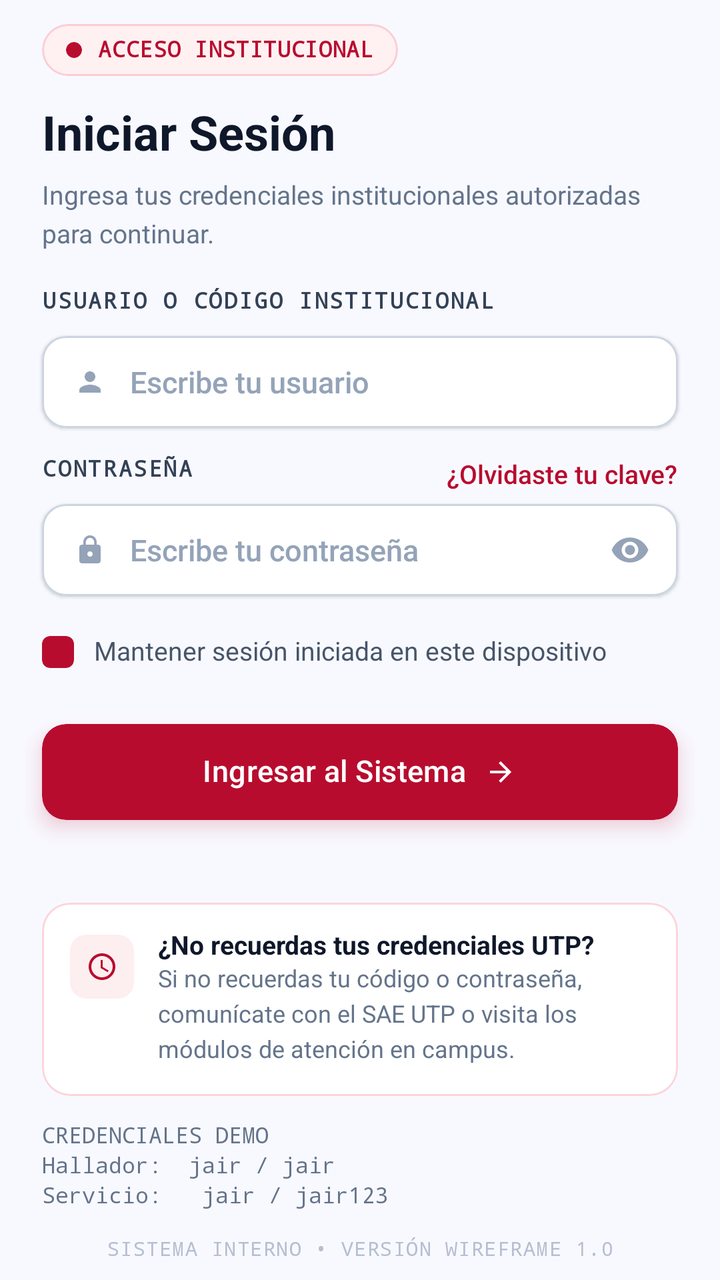
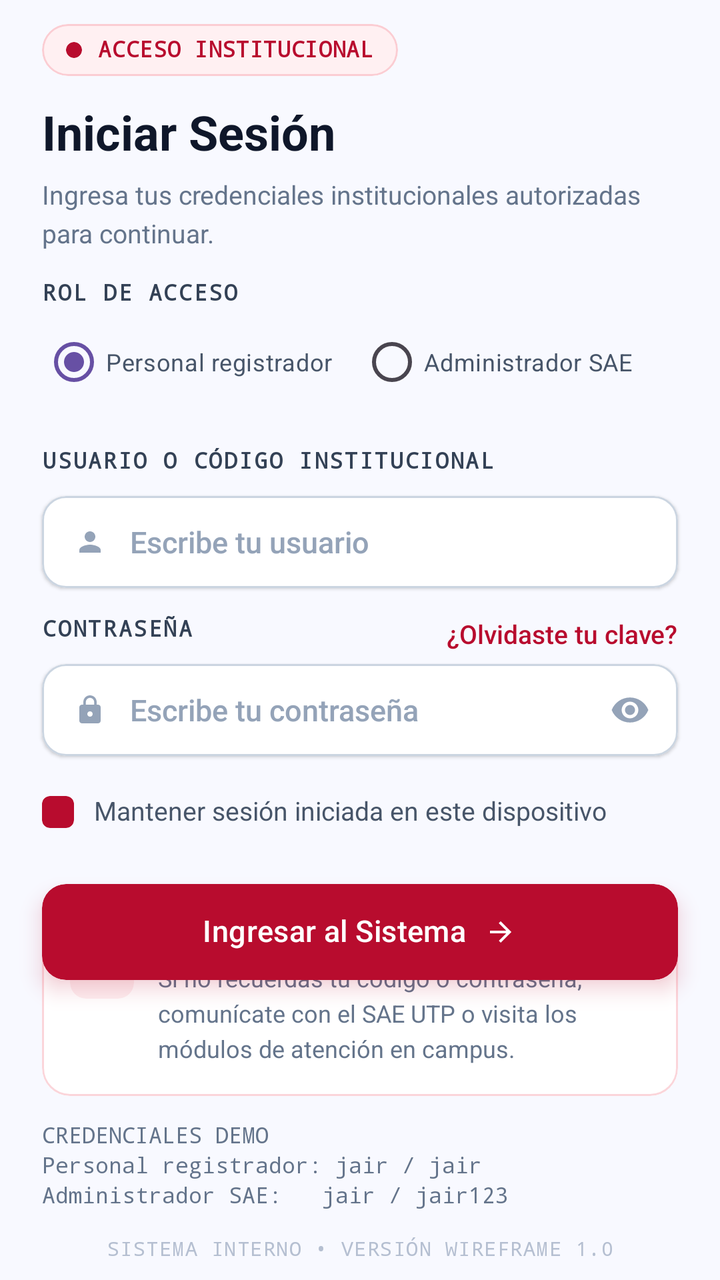

An Android layout rendered at two revisions. The XML below is the earlier revision; the diff shows what the commit changed to produce the second picture.
<!-- AndroidManifest.xml: application theme Theme.Practica -->
<!-- res/layout/activity_login.xml -->
<?xml version="1.0" encoding="utf-8"?>
<androidx.constraintlayout.widget.ConstraintLayout xmlns:android="http://schemas.android.com/apk/res/android"
    xmlns:app="http://schemas.android.com/apk/res-auto"
    xmlns:tools="http://schemas.android.com/tools"
    android:id="@+id/rootLogin"
    android:layout_width="match_parent"
    android:layout_height="match_parent"
    android:background="#F8F9FF">

    
    <androidx.constraintlayout.widget.Guideline
        android:id="@+id/guideStart"
        android:layout_width="wrap_content"
        android:layout_height="wrap_content"
        android:orientation="vertical"
        app:layout_constraintGuide_begin="21dp" />

    <androidx.constraintlayout.widget.Guideline
        android:id="@+id/guideEnd"
        android:layout_width="wrap_content"
        android:layout_height="wrap_content"
        android:orientation="vertical"
        app:layout_constraintGuide_end="21dp" />

    <androidx.constraintlayout.widget.Guideline
        android:id="@+id/guideInfoTop"
        android:layout_width="wrap_content"
        android:layout_height="wrap_content"
        android:orientation="horizontal"
        app:layout_constraintGuide_percent="0.705" />

    
    <com.google.android.material.card.MaterialCardView
        android:id="@+id/cardBadgeAcceso"
        android:layout_width="wrap_content"
        android:layout_height="26dp"
        android:layout_marginTop="12dp"
        app:cardBackgroundColor="#FFF0F2"
        app:cardCornerRadius="13dp"
        app:cardElevation="0dp"
        app:layout_constraintStart_toStartOf="@id/guideStart"
        app:layout_constraintTop_toTopOf="parent"
        app:strokeColor="#FBCDD3"
        app:strokeWidth="1dp">

        <LinearLayout
            android:layout_width="wrap_content"
            android:layout_height="match_parent"
            android:gravity="center_vertical"
            android:orientation="horizontal"
            android:paddingStart="12dp"
            android:paddingEnd="12dp">

            <com.google.android.material.card.MaterialCardView
                android:id="@+id/cardPuntoBadge"
                android:layout_width="8dp"
                android:layout_height="8dp"
                app:cardBackgroundColor="#B80C2E"
                app:cardCornerRadius="4dp"
                app:cardElevation="0dp"
                app:strokeWidth="0dp" />

            <TextView
                android:id="@+id/tvBadgeAcceso"
                android:layout_width="wrap_content"
                android:layout_height="wrap_content"
                android:layout_marginStart="8dp"
                android:fontFamily="monospace"
                android:includeFontPadding="false"
                android:letterSpacing="0.02"
                android:text="ACCESO INSTITUCIONAL"
                android:textColor="#B80C2E"
                android:textSize="11sp"
                android:textStyle="bold" />
        </LinearLayout>
    </com.google.android.material.card.MaterialCardView>

    
    <TextView
        android:id="@+id/tvTitulo"
        android:layout_width="wrap_content"
        android:layout_height="wrap_content"
        android:layout_marginTop="15dp"
        android:includeFontPadding="false"
        android:text="Iniciar Sesión"
        android:textColor="#0F172A"
        android:textSize="24sp"
        android:textStyle="bold"
        app:layout_constraintStart_toStartOf="@id/guideStart"
        app:layout_constraintTop_toBottomOf="@id/cardBadgeAcceso" />

    
    <TextView
        android:id="@+id/tvSubtitulo"
        android:layout_width="0dp"
        android:layout_height="wrap_content"
        android:layout_marginTop="9dp"
        android:includeFontPadding="false"
        android:lineSpacingExtra="4dp"
        android:text="Ingresa tus credenciales institucionales autorizadas para continuar."
        android:textColor="#64748B"
        android:textSize="13sp"
        app:layout_constraintEnd_toEndOf="@id/guideEnd"
        app:layout_constraintStart_toStartOf="@id/guideStart"
        app:layout_constraintTop_toBottomOf="@id/tvTitulo" />

    
    <TextView
        android:id="@+id/tvLabelUsuario"
        android:layout_width="wrap_content"
        android:layout_height="wrap_content"
        android:layout_marginTop="19dp"
        android:fontFamily="monospace"
        android:includeFontPadding="false"
        android:letterSpacing="0.08"
        android:text="USUARIO O CÓDIGO INSTITUCIONAL"
        android:textColor="#334155"
        android:textSize="11sp"
        android:textStyle="bold"
        app:layout_constraintStart_toStartOf="@id/guideStart"
        app:layout_constraintTop_toBottomOf="@id/tvSubtitulo" />

    
    <com.google.android.material.card.MaterialCardView
        android:id="@+id/cardUsuario"
        android:layout_width="0dp"
        android:layout_height="46dp"
        android:layout_marginTop="11dp"
        app:cardBackgroundColor="#FFFFFF"
        app:cardCornerRadius="12dp"
        app:cardElevation="1dp"
        app:layout_constraintEnd_toEndOf="@id/guideEnd"
        app:layout_constraintStart_toStartOf="@id/guideStart"
        app:layout_constraintTop_toBottomOf="@id/tvLabelUsuario"
        app:strokeColor="#CBD5E1"
        app:strokeWidth="1dp">

        <LinearLayout
            android:layout_width="match_parent"
            android:layout_height="match_parent"
            android:gravity="center_vertical"
            android:orientation="horizontal"
            android:paddingStart="16dp"
            android:paddingEnd="16dp">

            <ImageView
                android:id="@+id/imgIconoUsuario"
                android:layout_width="16dp"
                android:layout_height="16dp"
                android:importantForAccessibility="no"
                android:src="@drawable/ic_usuario"
                app:tint="#94A3B8" />

            <EditText
                android:id="@+id/etUsuario"
                android:layout_width="0dp"
                android:layout_height="match_parent"
                android:layout_marginStart="12dp"
                android:layout_weight="1"
                android:autofillHints="username"
                android:background="@null"
                android:fontFamily="sans-serif-medium"
                android:gravity="center_vertical"
                android:inputType="text"
                android:hint="Escribe tu usuario"
                android:minHeight="0dp"
                android:padding="0dp"
                android:textColor="#0F172A"
                android:textColorHint="#94A3B8"
                android:textSize="15sp" />
        </LinearLayout>
    </com.google.android.material.card.MaterialCardView>

    
    <TextView
        android:id="@+id/tvLabelContrasena"
        android:layout_width="wrap_content"
        android:layout_height="wrap_content"
        android:layout_marginTop="14dp"
        android:fontFamily="monospace"
        android:includeFontPadding="false"
        android:letterSpacing="0.08"
        android:text="CONTRASEÑA"
        android:textColor="#334155"
        android:textSize="11sp"
        android:textStyle="bold"
        app:layout_constraintStart_toStartOf="@id/guideStart"
        app:layout_constraintTop_toBottomOf="@id/cardUsuario" />

    
    <TextView
        android:id="@+id/tvOlvidasteClave"
        android:layout_width="wrap_content"
        android:layout_height="wrap_content"
        android:layout_marginTop="2dp"
        android:clickable="true"
        android:focusable="true"
        android:fontFamily="sans-serif-medium"
        android:includeFontPadding="false"
        android:text="¿Olvidaste tu clave?"
        android:textColor="#B80C2E"
        android:textSize="13sp"
        app:layout_constraintEnd_toEndOf="@id/guideEnd"
        app:layout_constraintTop_toTopOf="@id/tvLabelContrasena" />

    
    <com.google.android.material.card.MaterialCardView
        android:id="@+id/cardContrasena"
        android:layout_width="0dp"
        android:layout_height="46dp"
        android:layout_marginTop="11dp"
        app:cardBackgroundColor="#FFFFFF"
        app:cardCornerRadius="12dp"
        app:cardElevation="1dp"
        app:layout_constraintEnd_toEndOf="@id/guideEnd"
        app:layout_constraintStart_toStartOf="@id/guideStart"
        app:layout_constraintTop_toBottomOf="@id/tvLabelContrasena"
        app:strokeColor="#CBD5E1"
        app:strokeWidth="1dp">

        <LinearLayout
            android:layout_width="match_parent"
            android:layout_height="match_parent"
            android:gravity="center_vertical"
            android:orientation="horizontal"
            android:paddingStart="16dp"
            android:paddingEnd="14dp">

            <ImageView
                android:id="@+id/imgIconoCandado"
                android:layout_width="16dp"
                android:layout_height="16dp"
                android:importantForAccessibility="no"
                android:src="@drawable/ic_candado"
                app:tint="#94A3B8" />

            <EditText
                android:id="@+id/etContrasena"
                android:layout_width="0dp"
                android:layout_height="match_parent"
                android:layout_marginStart="12dp"
                android:layout_weight="1"
                android:autofillHints="password"
                android:background="@null"
                android:fontFamily="sans-serif-medium"
                android:gravity="center_vertical"
                android:hint="Escribe tu contraseña"
                android:inputType="textPassword"
                android:minHeight="0dp"
                android:padding="0dp"
                android:textColor="#0F172A"
                android:textColorHint="#94A3B8"
                android:textSize="15sp" />

            <ImageView
                android:id="@+id/imgMostrarClave"
                android:layout_width="20dp"
                android:layout_height="20dp"
                android:layout_marginStart="8dp"
                android:clickable="true"
                android:contentDescription="Mostrar u ocultar contraseña"
                android:focusable="true"
                android:src="@drawable/ic_ojo"
                app:tint="#94A3B8" />
        </LinearLayout>
    </com.google.android.material.card.MaterialCardView>

    
    <com.google.android.material.card.MaterialCardView
        android:id="@+id/cardCheckMantener"
        android:layout_width="16dp"
        android:layout_height="16dp"
        android:layout_marginTop="20dp"
        android:clickable="true"
        android:focusable="true"
        app:cardBackgroundColor="#B80C2E"
        app:cardCornerRadius="4dp"
        app:cardElevation="0dp"
        app:layout_constraintStart_toStartOf="@id/guideStart"
        app:layout_constraintTop_toBottomOf="@id/cardContrasena"
        app:strokeWidth="0dp" />

    <TextView
        android:id="@+id/tvMantenerSesion"
        android:layout_width="0dp"
        android:layout_height="wrap_content"
        android:layout_marginStart="10dp"
        android:includeFontPadding="false"
        android:text="Mantener sesión iniciada en este dispositivo"
        android:textColor="#475569"
        android:textSize="13sp"
        app:layout_constraintBottom_toBottomOf="@id/cardCheckMantener"
        app:layout_constraintEnd_toEndOf="@id/guideEnd"
        app:layout_constraintStart_toEndOf="@id/cardCheckMantener"
        app:layout_constraintTop_toTopOf="@id/cardCheckMantener" />

    
    <com.google.android.material.card.MaterialCardView
        android:id="@+id/btnLogin"
        android:layout_width="0dp"
        android:layout_height="48dp"
        android:layout_marginTop="28dp"
        android:clickable="true"
        android:focusable="true"
        android:outlineAmbientShadowColor="#66B80C2E"
        android:outlineSpotShadowColor="#B80C2E"
        app:cardBackgroundColor="#B80C2E"
        app:cardCornerRadius="12dp"
        app:cardElevation="6dp"
        app:layout_constraintEnd_toEndOf="@id/guideEnd"
        app:layout_constraintStart_toStartOf="@id/guideStart"
        app:layout_constraintTop_toBottomOf="@id/cardCheckMantener"
        app:strokeWidth="0dp"
        tools:targetApi="p">

        <LinearLayout
            android:layout_width="wrap_content"
            android:layout_height="match_parent"
            android:layout_gravity="center"
            android:gravity="center_vertical"
            android:orientation="horizontal">

            <TextView
                android:id="@+id/tvBtnLogin"
                android:layout_width="wrap_content"
                android:layout_height="wrap_content"
                android:fontFamily="sans-serif-medium"
                android:includeFontPadding="false"
                android:letterSpacing="0.01"
                android:text="Ingresar al Sistema"
                android:textColor="#FFFFFF"
                android:textSize="15sp" />

            <ImageView
                android:id="@+id/imgFlechaLogin"
                android:layout_width="16dp"
                android:layout_height="16dp"
                android:layout_marginStart="9dp"
                android:importantForAccessibility="no"
                android:src="@drawable/ic_flecha_derecha"
                app:tint="#FFFFFF" />
        </LinearLayout>
    </com.google.android.material.card.MaterialCardView>

    
    <com.google.android.material.card.MaterialCardView
        android:id="@+id/cardInfoCredenciales"
        android:layout_width="0dp"
        android:layout_height="wrap_content"
        app:cardBackgroundColor="#FFFFFF"
        app:cardCornerRadius="14dp"
        app:cardElevation="0dp"
        app:layout_constraintEnd_toEndOf="@id/guideEnd"
        app:layout_constraintStart_toStartOf="@id/guideStart"
        app:layout_constraintTop_toTopOf="@id/guideInfoTop"
        app:strokeColor="#FBD5DA"
        app:strokeWidth="1dp">

        <LinearLayout
            android:layout_width="match_parent"
            android:layout_height="wrap_content"
            android:orientation="horizontal"
            android:paddingStart="14dp"
            android:paddingTop="14dp"
            android:paddingEnd="16dp"
            android:paddingBottom="16dp">

            <com.google.android.material.card.MaterialCardView
                android:id="@+id/cardIconoInfo"
                android:layout_width="32dp"
                android:layout_height="32dp"
                android:layout_marginTop="2dp"
                app:cardBackgroundColor="#FDEEF0"
                app:cardCornerRadius="8dp"
                app:cardElevation="0dp"
                app:strokeWidth="0dp">

                <ImageView
                    android:id="@+id/imgIconoInfo"
                    android:layout_width="16dp"
                    android:layout_height="16dp"
                    android:layout_gravity="center"
                    android:importantForAccessibility="no"
                    android:src="@drawable/ic_reloj"
                    app:tint="#B80C2E" />
            </com.google.android.material.card.MaterialCardView>

            <LinearLayout
                android:layout_width="0dp"
                android:layout_height="wrap_content"
                android:layout_marginStart="12dp"
                android:layout_weight="1"
                android:orientation="vertical">

                <TextView
                    android:id="@+id/tvInfoTitulo"
                    android:layout_width="wrap_content"
                    android:layout_height="wrap_content"
                    android:includeFontPadding="false"
                    android:text="¿No recuerdas tus credenciales UTP?"
                    android:textColor="#0F172A"
                    android:textSize="13sp"
                    android:textStyle="bold" />

                <TextView
                    android:id="@+id/tvInfoDescripcion"
                    android:layout_width="match_parent"
                    android:layout_height="wrap_content"
                    android:layout_marginTop="2dp"
                    android:includeFontPadding="false"
                    android:lineSpacingExtra="3.5dp"
                    android:text="Si no recuerdas tu código o contraseña, comunícate con el SAE UTP o visita los módulos de atención en campus."
                    android:textColor="#64748B"
                    android:textSize="12sp" />
            </LinearLayout>
        </LinearLayout>
    </com.google.android.material.card.MaterialCardView>

    
    
    <TextView
        android:id="@+id/tvNotaCredenciales"
        android:layout_width="0dp"
        android:layout_height="wrap_content"
        android:layout_marginTop="12dp"
        android:fontFamily="monospace"
        android:lineSpacingExtra="2dp"
        android:text="CREDENCIALES DEMO\nHallador:  jair / jair\nServicio:   jair / jair123"
        android:textColor="#64748B"
        android:textSize="11sp"
        app:layout_constraintEnd_toEndOf="@id/guideEnd"
        app:layout_constraintStart_toStartOf="@id/guideStart"
        app:layout_constraintTop_toBottomOf="@id/cardInfoCredenciales" />

    
    <TextView
        android:id="@+id/tvFooter"
        android:layout_width="0dp"
        android:layout_height="wrap_content"
        android:layout_marginTop="14dp"
        android:fontFamily="monospace"
        android:gravity="center"
        android:includeFontPadding="false"
        android:letterSpacing="0.05"
        android:text="SISTEMA INTERNO • VERSIÓN WIREFRAME 1.0"
        android:textColor="#B5BFD1"
        android:textSize="10sp"
        app:layout_constraintEnd_toEndOf="@id/guideEnd"
        app:layout_constraintStart_toStartOf="@id/guideStart"
        app:layout_constraintTop_toBottomOf="@id/tvNotaCredenciales" />

</androidx.constraintlayout.widget.ConstraintLayout>
<!-- resources referenced by this layout -->
<resources>
  <!-- drawable ic_candado (drawable) -->
  <vector xmlns:android="http://schemas.android.com/apk/res/android"
      android:width="24dp"
      android:height="24dp"
      android:viewportWidth="24"
      android:viewportHeight="24">
      <path
          android:fillColor="#FF44474F"
          android:pathData="M18,8h-1L17,6c0,-2.76 -2.24,-5 -5,-5S7,3.24 7,6v2L6,8c-1.1,0 -2,0.9 -2,2v10c0,1.1 0.9,2 2,2h12c1.1,0 2,-0.9 2,-2L20,10c0,-1.1 -0.9,-2 -2,-2zM12,17c-1.1,0 -2,-0.9 -2,-2s0.9,-2 2,-2 2,0.9 2,2 -0.9,2 -2,2zM15.1,8L8.9,8L8.9,6c0,-1.71 1.39,-3.1 3.1,-3.1 1.71,0 3.1,1.39 3.1,3.1v2z" />
  </vector>
  <!-- drawable ic_flecha_derecha (drawable) -->
  <vector xmlns:android="http://schemas.android.com/apk/res/android"
      android:width="24dp"
      android:height="24dp"
      android:viewportWidth="24"
      android:viewportHeight="24">
      <path
          android:fillColor="#FF44474F"
          android:pathData="M12,4l-1.41,1.41L16.17,11H4v2h12.17l-5.58,5.59L12,20l8,-8z" />
  </vector>
  <!-- drawable ic_ojo (drawable) -->
  <vector xmlns:android="http://schemas.android.com/apk/res/android"
      android:width="24dp"
      android:height="24dp"
      android:viewportWidth="24"
      android:viewportHeight="24">
      <path
          android:fillColor="#FF44474F"
          android:pathData="M12,4.5C7,4.5 2.73,7.61 1,12c1.73,4.39 6,7.5 11,7.5s9.27,-3.11 11,-7.5c-1.73,-4.39 -6,-7.5 -11,-7.5zM12,17c-2.76,0 -5,-2.24 -5,-5s2.24,-5 5,-5 5,2.24 5,5 -2.24,5 -5,5zM12,9c-1.66,0 -3,1.34 -3,3s1.34,3 3,3 3,-1.34 3,-3 -1.34,-3 -3,-3z" />
  </vector>
  <!-- drawable ic_reloj (drawable) -->
  <vector xmlns:android="http://schemas.android.com/apk/res/android"
      android:width="24dp"
      android:height="24dp"
      android:viewportWidth="24"
      android:viewportHeight="24">
      <path
          android:fillColor="#FF44474F"
          android:pathData="M11.99,2C6.47,2 2,6.48 2,12s4.47,10 9.99,10C17.52,22 22,17.52 22,12S17.52,2 11.99,2zM12,20c-4.42,0 -8,-3.58 -8,-8s3.58,-8 8,-8 8,3.58 8,8 -3.58,8 -8,8zM12.5,7L11,7v6l5.25,3.15 0.75,-1.23 -4.5,-2.67z" />
  </vector>
  <!-- drawable ic_usuario (drawable) -->
  <vector xmlns:android="http://schemas.android.com/apk/res/android"
      android:width="24dp"
      android:height="24dp"
      android:viewportWidth="24"
      android:viewportHeight="24">
      <path
          android:fillColor="#FF44474F"
          android:pathData="M12,12c2.21,0 4,-1.79 4,-4s-1.79,-4 -4,-4 -4,1.79 -4,4 1.79,4 4,4zM12,14c-2.67,0 -8,1.34 -8,4v2h16v-2c0,-2.66 -5.33,-4 -8,-4z" />
  </vector>
  <style name="Theme.Practica" parent="Base.Theme.Practica" />
  <style name="Base.Theme.Practica" parent="Theme.Material3.DayNight.NoActionBar">
          
          
      </style>
</resources>

<!-- the commit's change to res/layout/activity_login.xml (unified diff, before → after) -->
@@ -104,6 +104,51 @@
         app:layout_constraintStart_toStartOf="@id/guideStart"
         app:layout_constraintTop_toBottomOf="@id/tvTitulo" />
 
+    <TextView
+        android:id="@+id/tvLabelRolLogin"
+        android:layout_width="wrap_content"
+        android:layout_height="wrap_content"
+        android:layout_marginTop="15dp"
+        android:fontFamily="monospace"
+        android:includeFontPadding="false"
+        android:letterSpacing="0.08"
+        android:text="ROL DE ACCESO"
+        android:textColor="#334155"
+        android:textSize="11sp"
+        android:textStyle="bold"
+        app:layout_constraintStart_toStartOf="@id/guideStart"
+        app:layout_constraintTop_toBottomOf="@id/tvSubtitulo" />
+
+    <RadioGroup
+        android:id="@+id/rgRolLogin"
+        android:layout_width="0dp"
+        android:layout_height="wrap_content"
+        android:layout_marginTop="4dp"
+        android:orientation="horizontal"
+        app:layout_constraintEnd_toEndOf="@id/guideEnd"
+        app:layout_constraintStart_toStartOf="@id/guideStart"
+        app:layout_constraintTop_toBottomOf="@id/tvLabelRolLogin">
+
+        <RadioButton
+            android:id="@+id/rbPersonalRegistrador"
+            android:layout_width="0dp"
+            android:layout_height="wrap_content"
+            android:layout_weight="1"
+            android:checked="true"
+            android:text="Personal registrador"
+            android:textColor="#475569"
+            android:textSize="12sp" />
+
+        <RadioButton
+            android:id="@+id/rbAdministradorSae"
+            android:layout_width="0dp"
+            android:layout_height="wrap_content"
+            android:layout_weight="1"
+            android:text="Administrador SAE"
+            android:textColor="#475569"
+            android:textSize="12sp" />
+    </RadioGroup>
+
     
     <TextView
         android:id="@+id/tvLabelUsuario"
@@ -118,7 +163,7 @@
         android:textSize="11sp"
         android:textStyle="bold"
         app:layout_constraintStart_toStartOf="@id/guideStart"
-        app:layout_constraintTop_toBottomOf="@id/tvSubtitulo" />
+        app:layout_constraintTop_toBottomOf="@id/rgRolLogin" />
 
     
     <com.google.android.material.card.MaterialCardView
@@ -425,7 +470,7 @@
         android:layout_marginTop="12dp"
         android:fontFamily="monospace"
         android:lineSpacingExtra="2dp"
-        android:text="CREDENCIALES DEMO\nHallador:  jair / jair\nServicio:   jair / jair123"
+        android:text="CREDENCIALES DEMO\nPersonal registrador: jair / jair\nAdministrador SAE:   jair / jair123"
         android:textColor="#64748B"
         android:textSize="11sp"
         app:layout_constraintEnd_toEndOf="@id/guideEnd"
